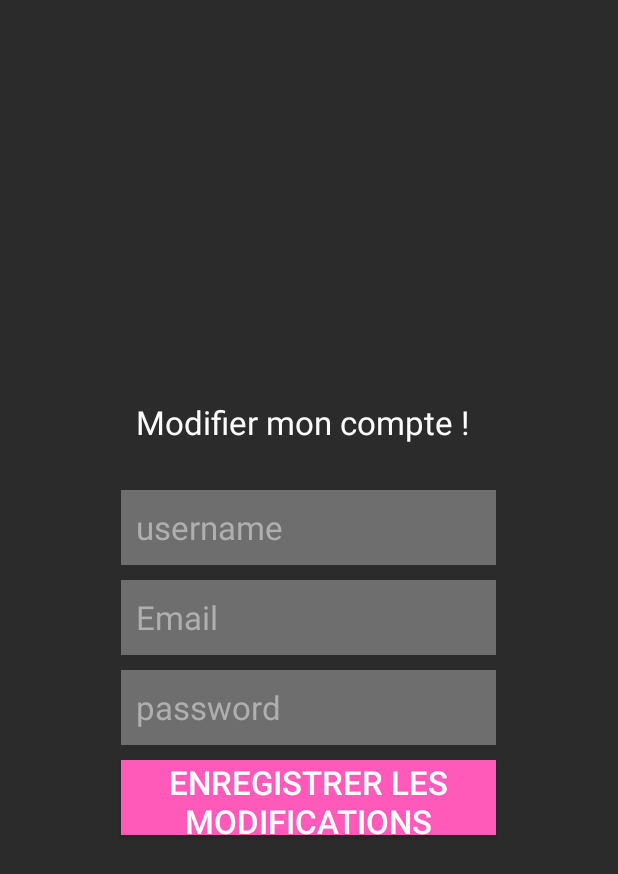
After one commit to LowDeep/MovieLand, an Android app: the ModifCompteActivity screen opened directly, with no data from a screen before it, on a phone screen of 412 x 824 dp. The commit adds this screen. Shown: the top 874 px of the screen. Run offline under Robolectric (Android 15) with nearby library versions, the phone set to English and light mode, and no system bars; 3 statements that could not run were skipped.

Commit message:
activity modification compte

```diff
--- a/app/src/main/java/com/example/progmobileproject/ConnectionActivity.java
+++ b/app/src/main/java/com/example/progmobileproject/ConnectionActivity.java
@@ -70,7 +70,6 @@ public class ConnectionActivity extends AppCompatActivity {
             else {
                 //RENITIALISER LS CHAMPS VOIR AFFICHER "CONNEXION IMPOSSIBLE"
 
-
                     pseudo.setText(null);
                     pass.setText(null);
             }
--- /dev/null
+++ b/app/src/main/java/com/example/progmobileproject/DataBase/ModifCompteActivity.java
@@ -0,0 +1,49 @@
+package com.example.progmobileproject.DataBase;
+
+import androidx.appcompat.app.AppCompatActivity;
+
+import android.os.Bundle;
+import android.widget.Button;
+import android.widget.EditText;
+
+import com.example.progmobileproject.Classes.Compte;
+import com.example.progmobileproject.R;
+
+public class ModifCompteActivity extends AppCompatActivity {
+
+    Button btn_enregistrerModif;
+
+    @Override
+    protected void onCreate(Bundle savedInstanceState) {
+        super.onCreate(savedInstanceState);
+        setContentView(R.layout.activity_modif_compte);
+        EditText username = (EditText) findViewById(R.id.PseudoM);
+        EditText mail = (EditText) findViewById(R.id.EmailM);
+        EditText pass = (EditText) findViewById(R.id.PasswordM);
+
+        Bundle extras = this.getIntent().getExtras();
+
+        Integer idExtra=extras.getInt("idC");
+        String usernameExtra=extras.getString("username");
+        String mailExtra=extras.getString("mail");
+
+        username.setText(usernameExtra);
+        mail.setText(mailExtra);
+
+        btn_enregistrerModif = (Button) findViewById(R.id.EnregistrerM);
+
+        //definition bouton connexion
+        btn_enregistrerModif.setOnClickListener(v->{
+            EditText usernameF = (EditText) findViewById(R.id.PseudoM);
+            EditText mailF = (EditText) findViewById(R.id.EmailM);
+            EditText passF = (EditText) findViewById(R.id.PasswordM);
+            if ((usernameF.toString()!="")&&(mailF.toString()!="")&&(passF.toString()!="")){
+                Compte compte=new Compte(usernameF.toString(), mailF.toString(),passF.toString());
+                Compte.UpdateCompte(idExtra, compte, this);
+            }
+            //AFFICHER MESSAGE OK VOS MODIF SONT REALISEES
+        });
+    }
+
+
+}
--- /dev/null
+++ b/app/src/main/res/layout/activity_modif_compte.xml
@@ -0,0 +1,69 @@
+<?xml version="1.0" encoding="utf-8"?>
+<LinearLayout xmlns:android="http://schemas.android.com/apk/res/android"
+        xmlns:app="http://schemas.android.com/apk/res-auto"
+        xmlns:tools="http://schemas.android.com/tools"
+        android:layout_width="match_parent"
+        android:layout_height="match_parent"
+        android:background="@color/colorBlack"
+        android:gravity="center"
+        android:orientation="vertical"
+    tools:context=".DataBase.ModifCompteActivity">>
+
+        <TextView
+            android:layout_width="250dp"
+            android:layout_height="50dp"
+            android:paddingLeft="10dp"
+            android:text="Modifier mon compte !"
+            android:textColor="@color/colorWhite"
+            android:textSize="22dp" />
+
+        <EditText
+            android:id="@+id/PseudoM"
+            android:layout_width="250dp"
+            android:layout_height="50dp"
+            android:layout_marginTop="10dp"
+            android:background="@color/colorGris"
+            android:hint="username"
+            android:paddingHorizontal="10dp"
+            android:paddingLeft="10dp"
+            android:textColorHint="@color/colorGrisClair"
+            android:textSize="22dp" />
+
+        <EditText
+            android:id="@+id/EmailM"
+            android:layout_width="250dp"
+            android:layout_height="50dp"
+            android:layout_marginTop="10dp"
+            android:background="@color/colorGris"
+            android:hint="Email"
+
+            android:inputType="textEmailAddress"
+            android:paddingLeft="10dp"
+            android:textColorHint="@color/colorGrisClair"
+            android:textSize="22dp" />
+
+
+        <EditText
+            android:id="@+id/PasswordM"
+            android:layout_width="250dp"
+            android:layout_height="50dp"
+            android:layout_marginTop="10dp"
+            android:background="@color/colorGris"
+            android:hint="password"
+            android:inputType="textPassword"
+            android:paddingLeft="10dp"
+            android:textColorHint="@color/colorGrisClair"
+            android:textSize="22dp" />
+
+        <Button
+            android:id="@+id/EnregistrerM"
+            android:layout_width="250dp"
+            android:layout_height="50dp"
+            android:layout_marginTop="10dp"
+            android:background="@color/colorRose"
+            android:text="Enregistrer les modifications"
+            android:textColor="@color/colorWhite"
+            android:textSize="22dp" />
+
+
+    </LinearLayout>
```
Also changed, not shown: app/src/main/AndroidManifest.xml (+6 -5 lines), app/src/main/java/com/example/progmobileproject/Classes/Compte.java (+3 -13 lines).
